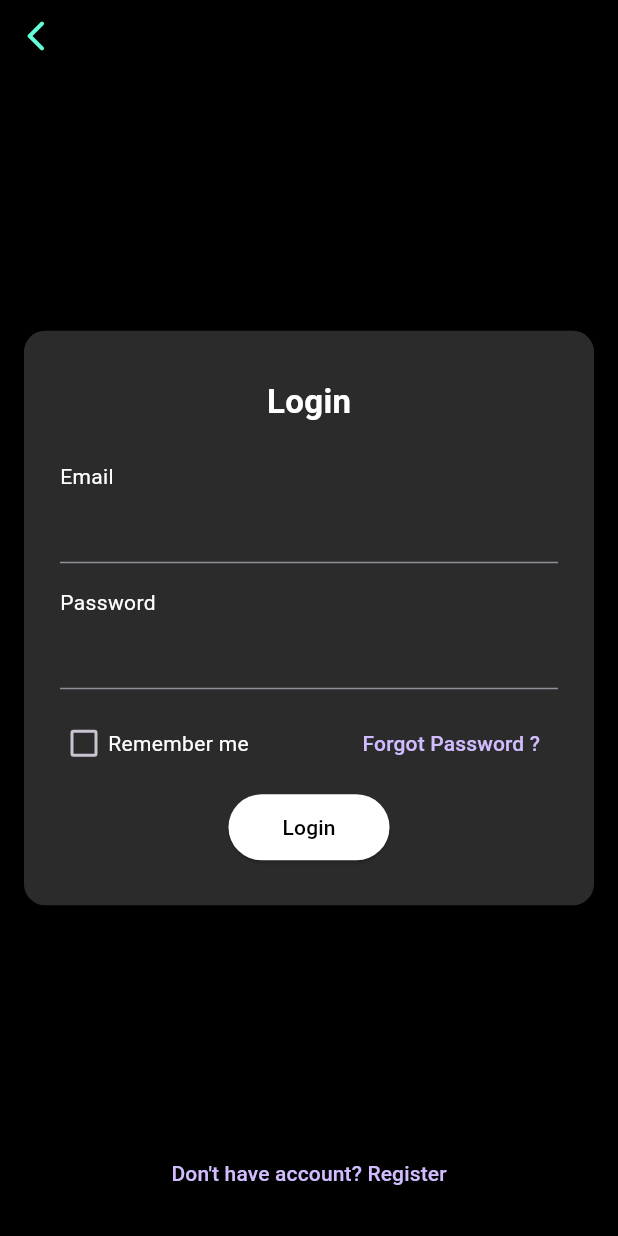
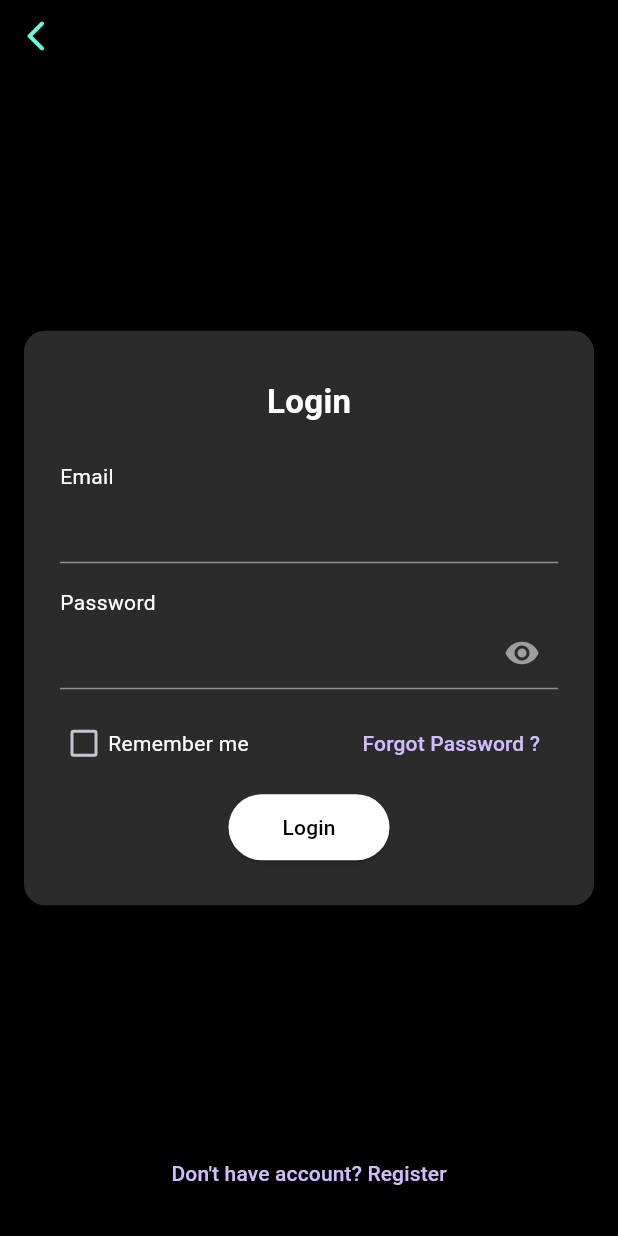
Before and after one commit to Punnoii/SF333-Mobile-App, a Flutter app: the screen it shows after launch, on a phone screen of 412 x 824 dp. Run offline on Flutter 3.47's test engine with Material 3 defaults, Android fonts, the phone set to English and light mode, and no system bars; our stand-ins replace cached_network_image, cloud_firestore, firebase_auth, firebase_core, firebase_messaging, flutter_dotenv and 6 more; accounts and stored records are empty.

Commit message:
password visibility toggle

```diff
--- a/lib/screens/login_screen.dart
+++ b/lib/screens/login_screen.dart
@@ -16,6 +16,7 @@ class _LoginScreenState extends State<LoginScreen> {
   final TextEditingController usernameController = TextEditingController();
   final TextEditingController passwordController = TextEditingController();
   bool rememberMe = false;
+  bool _obscurePassword = true;
 
   @override
   void dispose() {
@@ -69,8 +70,20 @@ class _LoginScreenState extends State<LoginScreen> {
                     ),
                     TextField(
                       controller: passwordController,
-                      obscureText: true,
-                      decoration: const InputDecoration(),
+                      obscureText: _obscurePassword,
+                      decoration: InputDecoration(
+                        suffixIcon: IconButton(
+                          icon: Icon(
+                            _obscurePassword ? Icons.visibility : Icons.visibility_off,
+                            color: Colors.grey,
+                          ),
+                          onPressed: () {
+                            setState(() {
+                              _obscurePassword = !_obscurePassword;
+                            });
+                          },
+                        ),
+                      ),
                     ),
                     const SizedBox(height: 12),
                     Row(
```
